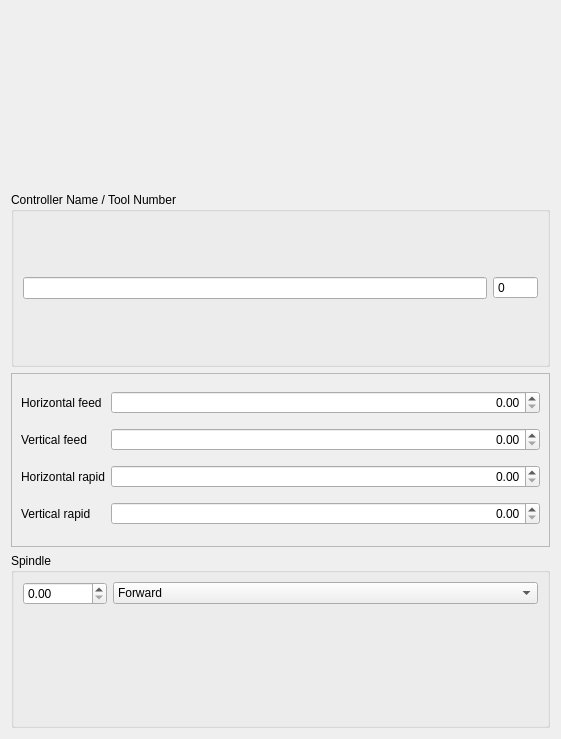
southseact-3d/fcd, file src/Mod/CAM/Gui/Resources/panels/ToolControllerEdit.ui: the form before one commit.
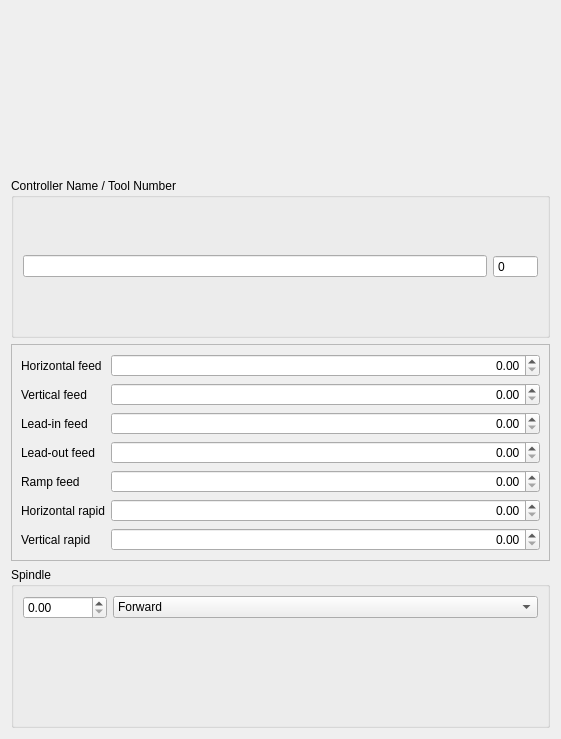
The form after the commit. Custom widgets are drawn as their Qt base class.

Commit message: WIP update tool controller UI

The edit to the form file:
```diff
--- a/src/Mod/CAM/Gui/Resources/panels/ToolControllerEdit.ui
+++ b/src/Mod/CAM/Gui/Resources/panels/ToolControllerEdit.ui
@@ -117,13 +117,100 @@
        </widget>
       </item>
       <item row="2" column="0">
+       <widget class="QLabel" name="label_leadin_feed">
+        <property name="text">
+         <string>Lead-in feed</string>
+        </property>
+       </widget>
+      </item>
+      <item row="2" column="1">
+       <widget class="Gui::QuantitySpinBox" name="leadinFeed">
+        <property name="sizePolicy">
+         <sizepolicy hsizetype="MinimumExpanding" vsizetype="Fixed">
+          <horstretch>0</horstretch>
+          <verstretch>0</verstretch>
+         </sizepolicy>
+        </property>
+        <property name="alignment">
+         <set>Qt::AlignRight|Qt::AlignTrailing|Qt::AlignVCenter</set>
+        </property>
+        <property name="minimum">
+         <double>0.000000000000000</double>
+        </property>
+        <property name="maximum">
+         <double>9999999.000000000000000</double>
+        </property>
+        <property name="unit" stdset="0">
+         <string notr="true">mm/s</string>
+        </property>
+       </widget>
+      </item>
+      <item row="3" column="0">
+       <widget class="QLabel" name="label_leadoutFeed">
+        <property name="text">
+         <string>Lead-out feed</string>
+        </property>
+       </widget>
+      </item>
+      <item row="3" column="1">
+       <widget class="Gui::QuantitySpinBox" name="leadoutFeed">
+        <property name="sizePolicy">
+         <sizepolicy hsizetype="MinimumExpanding" vsizetype="Fixed">
+          <horstretch>0</horstretch>
+          <verstretch>0</verstretch>
+         </sizepolicy>
+        </property>
+        <property name="alignment">
+         <set>Qt::AlignRight|Qt::AlignTrailing|Qt::AlignVCenter</set>
+        </property>
+        <property name="minimum">
+         <double>0.000000000000000</double>
+        </property>
+        <property name="maximum">
+         <double>9999999.000000000000000</double>
+        </property>
+        <property name="unit" stdset="0">
+         <string notr="true">mm/s</string>
+        </property>
+       </widget>
+      </item>
+      <item row="4" column="0">
+       <widget class="QLabel" name="label_rampFeed">
+        <property name="text">
+         <string>Ramp feed</string>
+        </property>
+       </widget>
+      </item>
+      <item row="4" column="1">
+       <widget class="Gui::QuantitySpinBox" name="rampFeed">
+        <property name="sizePolicy">
+         <sizepolicy hsizetype="MinimumExpanding" vsizetype="Fixed">
+          <horstretch>0</horstretch>
+          <verstretch>0</verstretch>
+         </sizepolicy>
+        </property>
+        <property name="alignment">
+         <set>Qt::AlignRight|Qt::AlignTrailing|Qt::AlignVCenter</set>
+        </property>
+        <property name="minimum">
+         <double>0.000000000000000</double>
+        </property>
+        <property name="maximum">
+         <double>9999999.000000000000000</double>
+        </property>
+        <property name="unit" stdset="0">
+         <string notr="true">mm/s</string>
+        </property>
+       </widget>
+      </item>
+      <item row="5" column="0">
        <widget class="QLabel" name="label_5">
         <property name="text">
          <string>Horizontal rapid</string>
         </property>
        </widget>
       </item>
-      <item row="2" column="1">
+      <item row="5" column="1">
        <widget class="Gui::QuantitySpinBox" name="horizRapid">
         <property name="sizePolicy">
          <sizepolicy hsizetype="MinimumExpanding" vsizetype="Fixed">
@@ -145,14 +232,14 @@
         </property>
        </widget>
       </item>
-      <item row="3" column="0">
+      <item row="6" column="0">
        <widget class="QLabel" name="label_4">
         <property name="text">
          <string>Vertical rapid</string>
         </property>
        </widget>
       </item>
-      <item row="3" column="1">
+      <item row="6" column="1">
        <widget class="Gui::QuantitySpinBox" name="vertRapid">
         <property name="sizePolicy">
          <sizepolicy hsizetype="MinimumExpanding" vsizetype="Fixed">
```
The commit also changes 2 other files.
